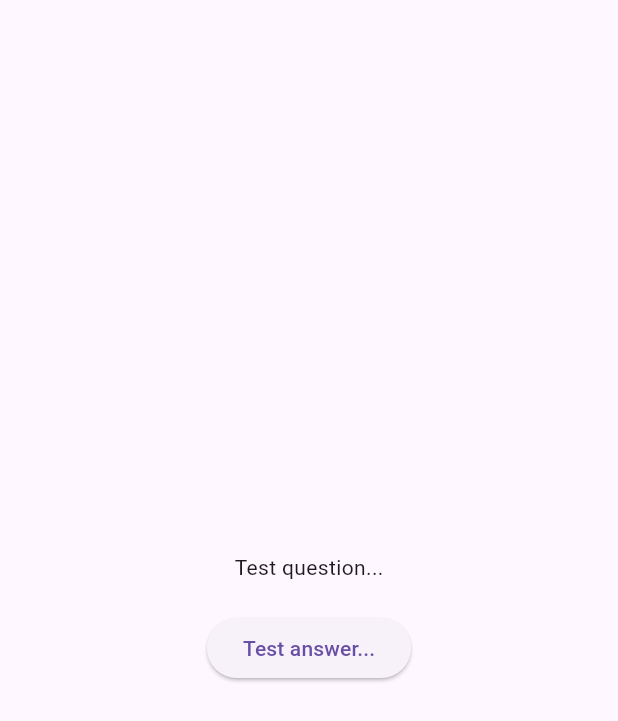
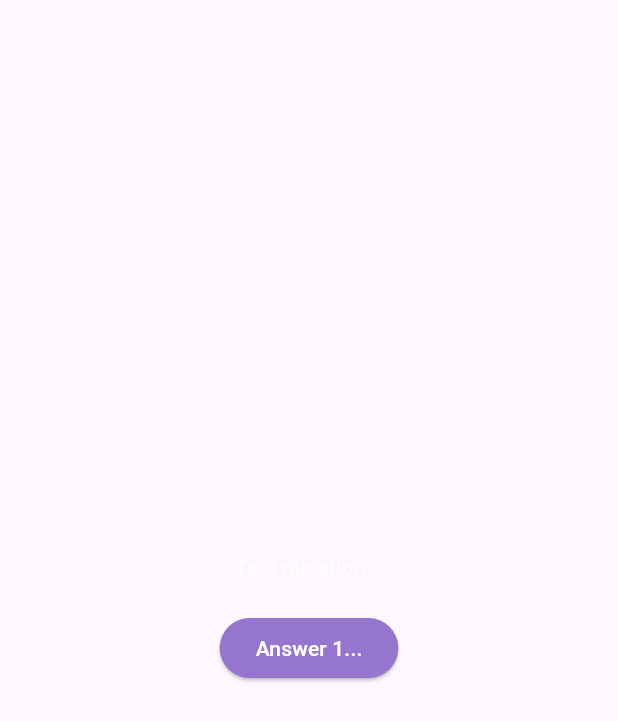
Before and after one commit to ichbinnichts/quiz_flutter_app, a Flutter app: the QuestionsScreen widget shown alone on an empty page, opened directly, on a phone screen of 412 x 824 dp. Shown: the top 721 px of the screen. Run offline on Flutter 3.47's test engine with Material 3 defaults, Android fonts, the phone set to English and light mode, and no system bars.

Commit message:
feat: add custom button

```diff
--- a/lib/screen/questions_screen.dart
+++ b/lib/screen/questions_screen.dart
@@ -1,4 +1,5 @@
 import 'package:flutter/material.dart';
+import 'package:quiz_app/utils/answer_button.dart';
 
 class QuestionsScreen extends StatefulWidget {
   const QuestionsScreen({super.key});
@@ -15,13 +16,18 @@ class _QuestionScreenState extends State<QuestionsScreen> {
       child: Column(
         mainAxisAlignment: MainAxisAlignment.center,
         children: [
-          const Text('Test question...'),
+          const Text(
+            'Test question...',
+            style: TextStyle(
+              color: Colors.white,
+            ),
+          ),
           const SizedBox(
             height: 20,
           ),
-          ElevatedButton(
-            onPressed: () {},
-            child: Text('Test answer...'),
+          AnswerButton(
+            text: 'Answer 1...',
+            onTap: () {},
           ),
         ],
       ),
--- /dev/null
+++ b/lib/utils/answer_button.dart
@@ -0,0 +1,20 @@
+import 'package:flutter/material.dart';
+
+class AnswerButton extends StatelessWidget {
+  const AnswerButton({super.key, required this.text, required this.onTap});
+
+  final String text;
+
+  final void Function() onTap;
+
+  @override
+  Widget build(BuildContext context) {
+    return ElevatedButton(
+      onPressed: onTap,
+      style: ElevatedButton.styleFrom(
+          backgroundColor: Colors.deepPurple[300],
+          foregroundColor: Colors.white),
+      child: Text(text),
+    );
+  }
+}
```
